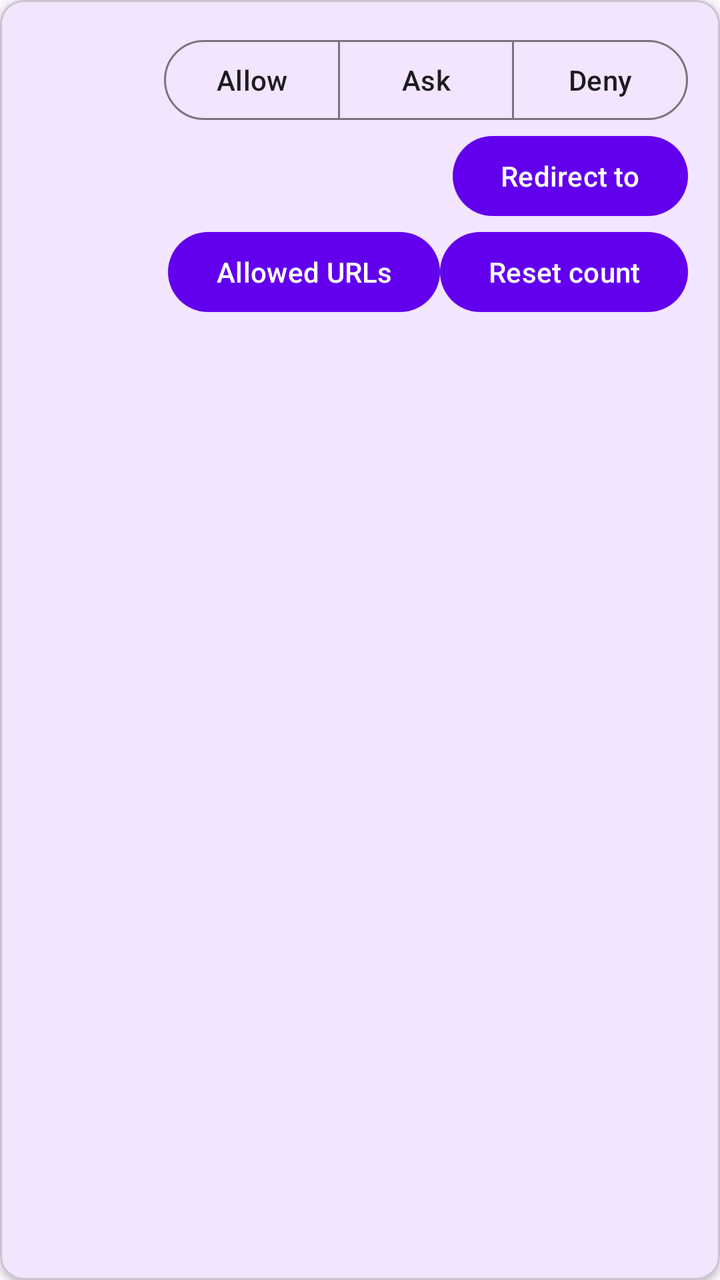
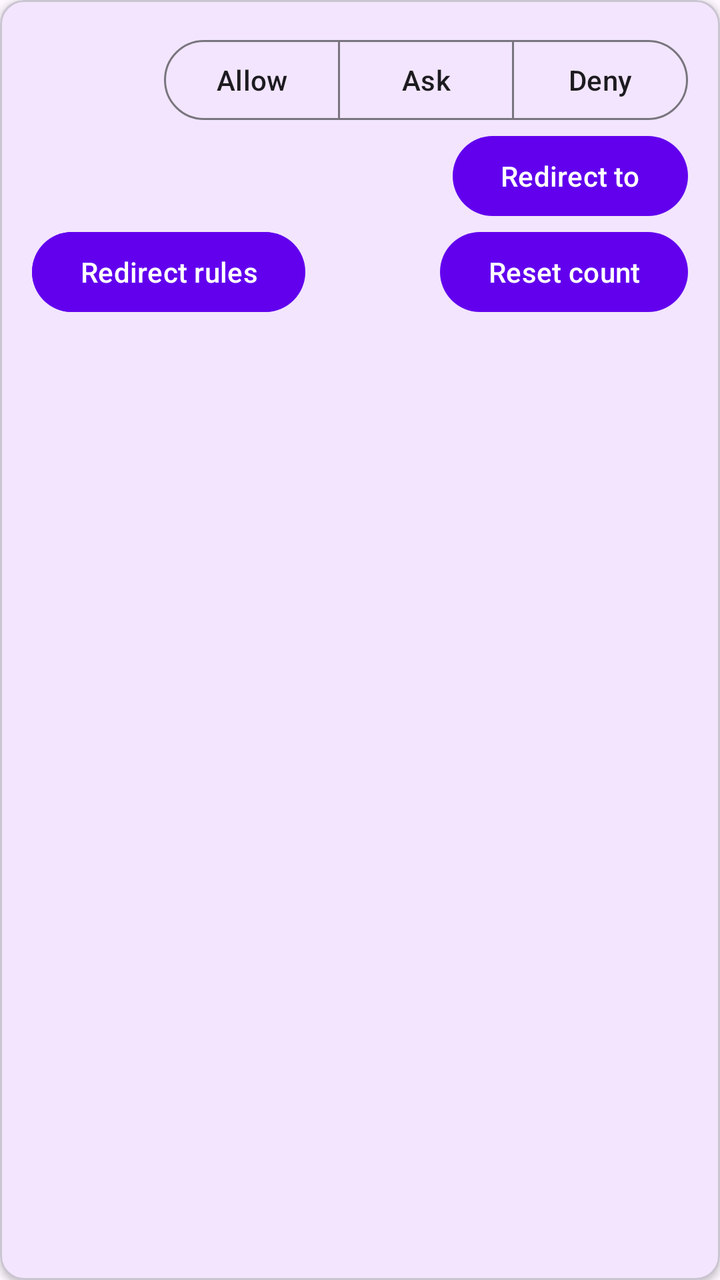

The first picture is an Android layout as it rendered before a commit; the second is the same layout after the commit. The layout source and the unified diff follow.
<!-- AndroidManifest.xml: application theme Theme.BlockStoreLinks -->
<!-- res/layout/item_app_policy.xml -->
<?xml version="1.0" encoding="utf-8"?>
<com.google.android.material.card.MaterialCardView xmlns:android="http://schemas.android.com/apk/res/android"
    xmlns:app="http://schemas.android.com/apk/res-auto"
    android:layout_width="match_parent"
    android:layout_height="wrap_content"
    android:layout_marginBottom="12dp"
    app:cardCornerRadius="12dp"
    app:cardElevation="2dp">

    <androidx.constraintlayout.widget.ConstraintLayout
        android:layout_width="match_parent"
        android:layout_height="wrap_content"
        android:padding="16dp">

        <ImageView
            android:id="@+id/appIcon"
            android:layout_width="40dp"
            android:layout_height="40dp"
            android:contentDescription="@string/app_icon"
            android:layout_marginEnd="12dp"
            app:layout_constraintStart_toStartOf="parent"
            app:layout_constraintTop_toTopOf="parent" />

        <TextView
            android:id="@+id/appName"
            android:layout_width="0dp"
            android:layout_height="wrap_content"
            android:textSize="16sp"
            android:textStyle="bold"
            app:layout_constraintEnd_toStartOf="@+id/actionToggle"
            app:layout_constraintStart_toEndOf="@id/appIcon"
            app:layout_constraintTop_toTopOf="parent" />

        <TextView
            android:id="@+id/appPackage"
            android:layout_width="0dp"
            android:layout_height="wrap_content"
            android:textSize="12sp"
            app:layout_constraintEnd_toStartOf="@+id/actionToggle"
            app:layout_constraintStart_toEndOf="@id/appIcon"
            app:layout_constraintTop_toBottomOf="@id/appName" />

        <TextView
            android:id="@+id/attempts"
            android:layout_width="0dp"
            android:layout_height="wrap_content"
            android:textSize="12sp"
            app:layout_constraintEnd_toStartOf="@+id/actionToggle"
            app:layout_constraintStart_toEndOf="@id/appIcon"
            app:layout_constraintTop_toBottomOf="@id/appPackage" />

        <com.google.android.material.button.MaterialButtonToggleGroup
            android:id="@+id/actionToggle"
            android:layout_width="wrap_content"
            android:layout_height="wrap_content"
            app:layout_constraintEnd_toEndOf="parent"
            app:layout_constraintTop_toTopOf="parent"
            app:selectionRequired="true"
            app:singleSelection="true">

            <com.google.android.material.button.MaterialButton
                android:id="@+id/actionAllow"
                style="?attr/materialButtonOutlinedStyle"
                android:layout_width="wrap_content"
                android:layout_height="wrap_content"
                android:text="@string/action_allow" />

            <com.google.android.material.button.MaterialButton
                android:id="@+id/actionAsk"
                style="?attr/materialButtonOutlinedStyle"
                android:layout_width="wrap_content"
                android:layout_height="wrap_content"
                android:text="@string/action_ask" />

            <com.google.android.material.button.MaterialButton
                android:id="@+id/actionDeny"
                style="?attr/materialButtonOutlinedStyle"
                android:layout_width="wrap_content"
                android:layout_height="wrap_content"
                android:text="@string/action_deny" />
        </com.google.android.material.button.MaterialButtonToggleGroup>

        <Button
            android:id="@+id/redirectButton"
            android:layout_width="wrap_content"
            android:layout_height="wrap_content"
            android:text="@string/redirect_to"
            app:layout_constraintEnd_toEndOf="parent"
            app:layout_constraintTop_toBottomOf="@id/actionToggle" />

        <TextView
            android:id="@+id/redirectTarget"
            android:layout_width="0dp"
            android:layout_height="wrap_content"
            android:textSize="12sp"
            app:layout_constraintEnd_toStartOf="@id/redirectButton"
            app:layout_constraintStart_toStartOf="parent"
            app:layout_constraintTop_toBottomOf="@id/attempts" />

        <Button
            android:id="@+id/allowlistButton"
            android:layout_width="wrap_content"
            android:layout_height="wrap_content"
            android:text="@string/allowlist"
            app:layout_constraintEnd_toStartOf="@id/resetAttempts"
            app:layout_constraintTop_toBottomOf="@id/redirectButton" />

        <Button
            android:id="@+id/resetAttempts"
            android:layout_width="wrap_content"
            android:layout_height="wrap_content"
            android:text="@string/reset_attempts"
            app:layout_constraintEnd_toEndOf="parent"
            app:layout_constraintTop_toBottomOf="@id/redirectButton" />

        <TextView
            android:id="@+id/allowlistCount"
            android:layout_width="0dp"
            android:layout_height="wrap_content"
            android:textSize="12sp"
            app:layout_constraintEnd_toStartOf="@id/allowlistButton"
            app:layout_constraintStart_toStartOf="parent"
            app:layout_constraintTop_toBottomOf="@id/redirectTarget" />

    </androidx.constraintlayout.widget.ConstraintLayout>
</com.google.android.material.card.MaterialCardView>
<!-- resources referenced by this layout -->
<resources>
  <string name="action_allow">Allow</string>
  <string name="action_ask">Ask</string>
  <string name="action_deny">Deny</string>
  <string name="allowlist">Allowed URLs</string>
  <string name="app_icon">App icon</string>
  <string name="redirect_to">Redirect to</string>
  <string name="reset_attempts">Reset count</string>
  <style name="Theme.BlockStoreLinks" parent="Theme.Material3.Light.NoActionBar">
          <item name="colorPrimary">@color/purple_500</item>
          <item name="colorPrimaryVariant">@color/purple_700</item>
          <item name="colorOnPrimary">@color/white</item>
          <item name="colorSecondary">@color/teal_200</item>
          <item name="colorSecondaryVariant">@color/teal_700</item>
          <item name="android:statusBarColor" tools:targetApi="l">@color/purple_700</item>
      </style>
  <color name="purple_500">#FF6200EE</color>
  <color name="purple_700">#FF3700B3</color>
  <color name="white">#FFFFFFFF</color>
  <color name="teal_200">#FF03DAC5</color>
  <color name="teal_700">#FF018786</color>
</resources>

<!-- the commit's change to res/layout/item_app_policy.xml (unified diff, before → after) -->
@@ -102,7 +102,16 @@
             android:layout_width="wrap_content"
             android:layout_height="wrap_content"
             android:text="@string/allowlist"
+            app:layout_constraintEnd_toStartOf="@id/redirectRulesButton"
+            app:layout_constraintTop_toBottomOf="@id/redirectButton" />
+
+        <Button
+            android:id="@+id/redirectRulesButton"
+            android:layout_width="wrap_content"
+            android:layout_height="wrap_content"
+            android:text="@string/redirect_rules"
             app:layout_constraintEnd_toStartOf="@id/resetAttempts"
+            app:layout_constraintStart_toEndOf="@id/allowlistButton"
             app:layout_constraintTop_toBottomOf="@id/redirectButton" />
 
         <Button
@@ -122,5 +131,14 @@
             app:layout_constraintStart_toStartOf="parent"
             app:layout_constraintTop_toBottomOf="@id/redirectTarget" />
 
+        <TextView
+            android:id="@+id/redirectRulesCount"
+            android:layout_width="0dp"
+            android:layout_height="wrap_content"
+            android:textSize="12sp"
+            app:layout_constraintEnd_toStartOf="@id/allowlistButton"
+            app:layout_constraintStart_toStartOf="parent"
+            app:layout_constraintTop_toBottomOf="@id/allowlistCount" />
+
     </androidx.constraintlayout.widget.ConstraintLayout>
 </com.google.android.material.card.MaterialCardView>
<!-- resource entries referenced after the edit -->
@@ -5,6 +5,7 @@
   <string name="action_deny">Deny</string>
   <string name="allowlist">Allowed URLs</string>
   <string name="app_icon">App icon</string>
+  <string name="redirect_rules">Redirect rules</string>
   <string name="redirect_to">Redirect to</string>
   <string name="reset_attempts">Reset count</string>
   <style name="Theme.BlockStoreLinks" parent="Theme.Material3.Light.NoActionBar">
